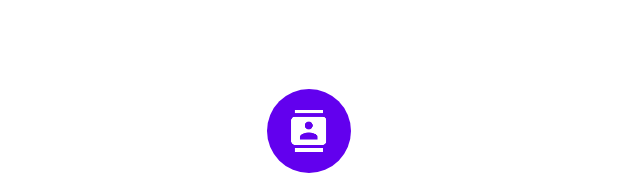
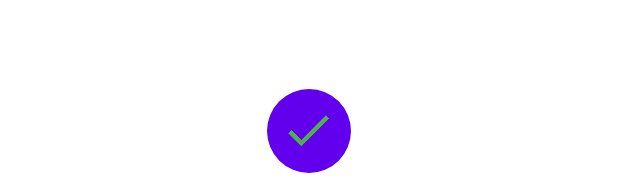
Before and after one commit to MisodaFR/misocontact, an Android app: the layout fragment_save_to_contacts.xml on its own in the app's theme, with its tools: preview values and no code run, on a phone screen of 412 x 824 dp. Shown: the part 1039-1233 px from the top of the screen. Run offline under Robolectric (Android 15) with nearby library versions, the phone set to English and light mode, and no system bars.

Commit message:
Change icon to V in the button save to contacts

```diff
--- a/MisoCard/app/src/main/res/layout/fragment_save_to_contacts.xml
+++ b/MisoCard/app/src/main/res/layout/fragment_save_to_contacts.xml
@@ -31,6 +31,6 @@
         android:layout_centerHorizontal="true"
         android:background="@drawable/bg_circle"
         android:padding="@dimen/dp_12"
-        android:src="@drawable/ic_contacts_32_2" />
+        android:src="@drawable/ic_done_green_32_2" />
 
 </RelativeLayout>
```
Also changed, not shown: 1 other file.
